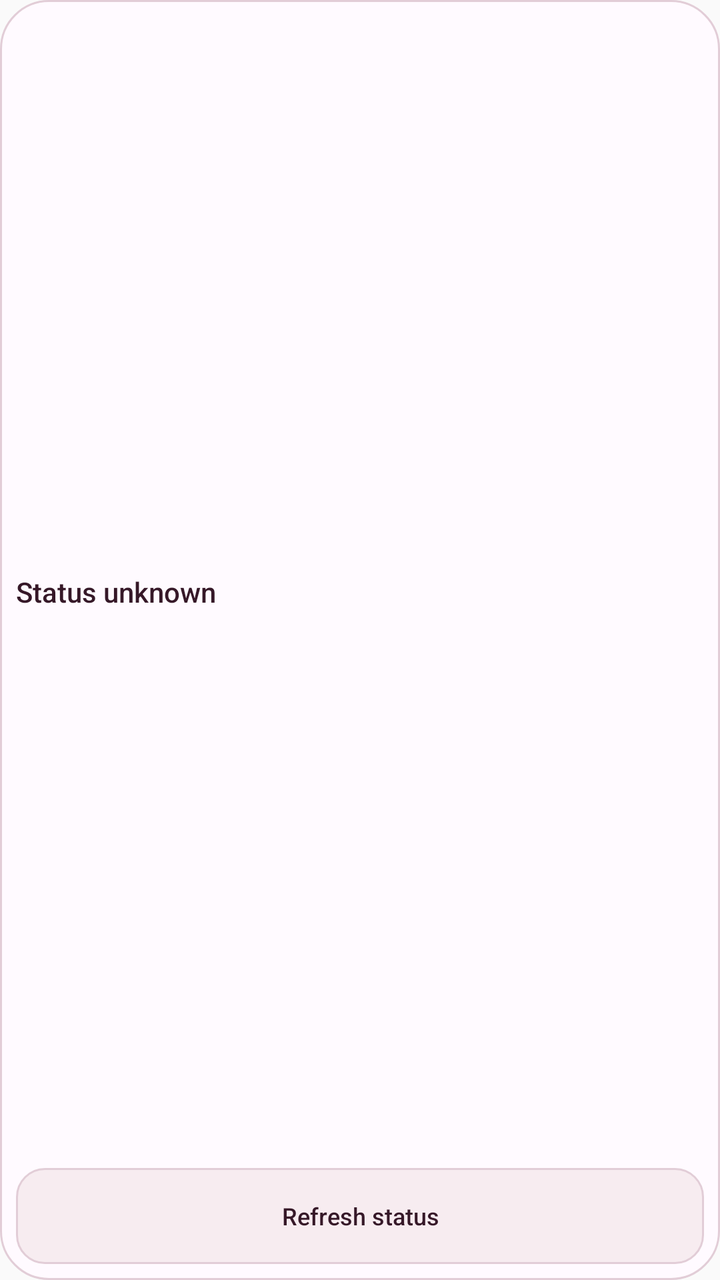
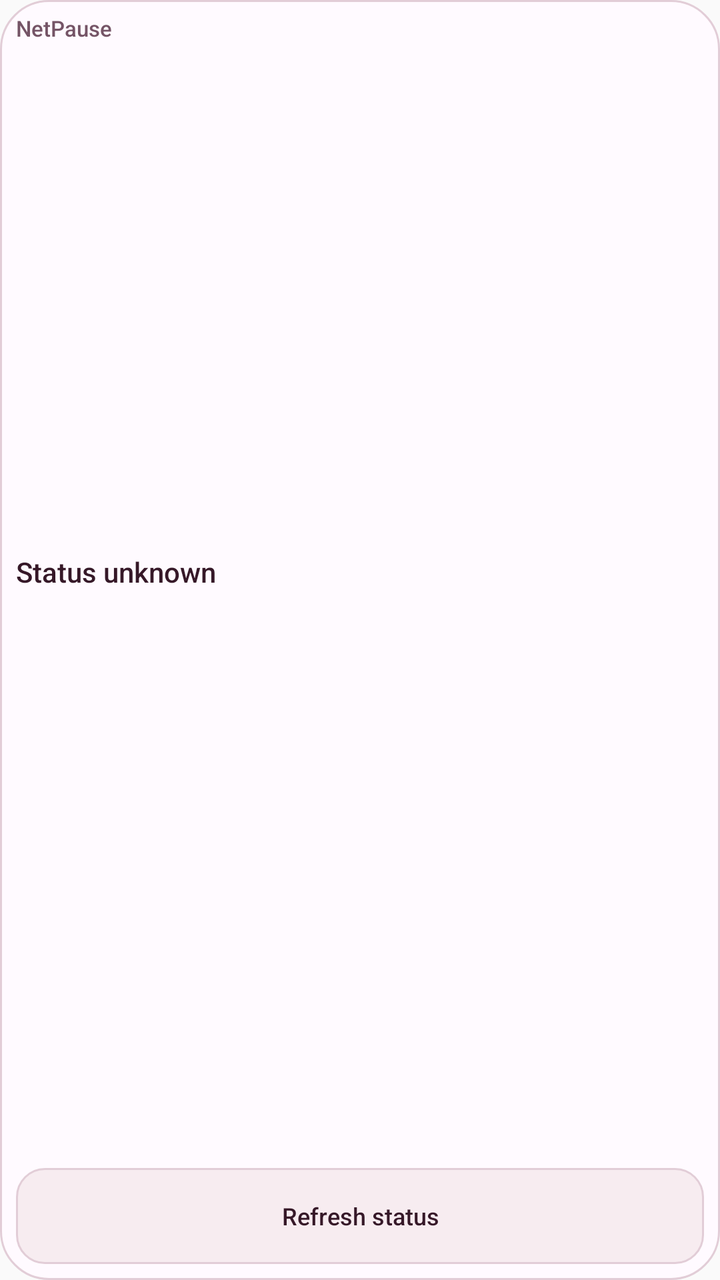

Two renders of the same Android screen: before a commit and after it. Below are the layout's source before the change and the commit's diff.
<!-- AndroidManifest.xml: application theme Theme.NetPause -->
<!-- res/layout/netpause_widget_compact.xml -->
<?xml version="1.0" encoding="utf-8"?>
<LinearLayout xmlns:android="http://schemas.android.com/apk/res/android"
    android:id="@android:id/background" android:layout_width="match_parent" android:layout_height="match_parent"
    android:orientation="vertical" android:padding="8dp" android:background="@drawable/widget_background"
    android:theme="@android:style/Theme.Material.Light.NoActionBar" android:layoutDirection="locale">
    <LinearLayout android:id="@+id/widget_header" android:layout_width="match_parent" android:layout_height="0dp"
        android:layout_weight="1" android:minHeight="48dp" android:orientation="vertical" android:gravity="center_vertical"
        android:background="?android:attr/selectableItemBackground" android:contentDescription="@string/widget_open_app">
        <TextView android:id="@+id/widget_title" android:layout_width="match_parent" android:layout_height="wrap_content"
            android:text="@string/widget_unknown" android:textSize="14sp" android:textColor="#361828"
            android:fontFamily="sans-serif-medium" android:maxLines="2" android:ellipsize="end" />
        <Chronometer android:id="@+id/widget_countdown" android:layout_width="match_parent" android:layout_height="wrap_content"
            android:textColor="#361828" android:textSize="22sp" android:fontFamily="monospace"
            android:countDown="true" android:textDirection="ltr" android:visibility="gone" />
    </LinearLayout>
    <include layout="@layout/widget_actions" />
</LinearLayout>
<!-- res/layout/widget_actions.xml (included above) -->
<?xml version="1.0" encoding="utf-8"?>
<LinearLayout xmlns:android="http://schemas.android.com/apk/res/android" android:layout_width="match_parent" android:layout_height="wrap_content" android:orientation="vertical">
    <LinearLayout android:id="@+id/widget_idle_actions" android:layout_width="match_parent" android:layout_height="wrap_content"
        android:orientation="horizontal" android:visibility="gone">
        <Button android:id="@+id/widget_pause" style="?android:attr/buttonBarButtonStyle" android:layout_width="0dp" android:layout_height="wrap_content"
            android:layout_weight="1" android:minHeight="48dp" android:paddingStart="8dp" android:paddingEnd="8dp"
            android:background="@drawable/widget_primary" android:backgroundTint="@null" android:textColor="#FFFFFF"
            android:text="@string/pause_everyone" android:textSize="12sp" android:textAllCaps="false"
            android:fontFamily="sans-serif-medium" android:maxLines="2" android:ellipsize="end" />
        <Button android:id="@+id/widget_timed" style="?android:attr/buttonBarButtonStyle" android:layout_width="0dp" android:layout_height="wrap_content"
            android:layout_marginStart="8dp"
            android:layout_weight="1" android:minHeight="48dp" android:paddingStart="8dp" android:paddingEnd="8dp"
            android:background="@drawable/widget_secondary" android:backgroundTint="@null" android:textColor="#361828"
            android:text="@string/widget_timed_preview" android:textSize="12sp" android:textAllCaps="false"
            android:fontFamily="sans-serif-medium" android:maxLines="2" android:ellipsize="end" />
    </LinearLayout>
    <Button android:id="@+id/widget_primary" style="?android:attr/buttonBarButtonStyle" android:layout_width="match_parent" android:layout_height="wrap_content"
        android:minHeight="48dp" android:paddingStart="8dp" android:paddingEnd="8dp"
        android:background="@drawable/widget_secondary" android:backgroundTint="@null" android:textColor="#361828"
        android:text="@string/refresh_status" android:textSize="12sp" android:textAllCaps="false"
        android:fontFamily="sans-serif-medium" android:maxLines="2" android:ellipsize="end" />
</LinearLayout>
<!-- resources referenced by this layout -->
<resources>
  <!-- drawable widget_background (drawable) -->
  <shape xmlns:android="http://schemas.android.com/apk/res/android">
      <solid android:color="#FFFAFF" />
      <stroke android:width="1dp" android:color="#E2CDD7" />
      <corners android:radius="24dp" />
  </shape>
  <!-- drawable widget_primary (drawable) -->
  <ripple xmlns:android="http://schemas.android.com/apk/res/android" android:color="#33FFFFFF">
      <item><shape><solid android:color="#9B2459" /><corners android:radius="14dp" /></shape></item>
  </ripple>
  <!-- drawable widget_secondary (drawable) -->
  <ripple xmlns:android="http://schemas.android.com/apk/res/android" android:color="#229B2459">
      <item><shape><solid android:color="#F7ECF0" /><stroke android:width="1dp" android:color="#E2CDD7" /><corners android:radius="14dp" /></shape></item>
  </ripple>
  <string name="pause_everyone">Pause everyone</string>
  <string name="refresh_status">Refresh status</string>
  <string name="widget_open_app">Open app</string>
  <string name="widget_timed_preview">For 15 min</string>
  <string name="widget_unknown">Status unknown</string>
  <style name="Theme.NetPause" parent="android:Theme.Material.Light.NoActionBar" />
</resources>

<!-- the commit's change to res/layout/netpause_widget_compact.xml (unified diff, before → after) -->
@@ -3,16 +3,30 @@
     android:id="@android:id/background" android:layout_width="match_parent" android:layout_height="match_parent"
     android:orientation="vertical" android:padding="8dp" android:background="@drawable/widget_background"
     android:theme="@android:style/Theme.Material.Light.NoActionBar" android:layoutDirection="locale">
+    <LinearLayout android:id="@+id/widget_brand_row" android:layout_width="match_parent" android:layout_height="wrap_content"
+        android:orientation="horizontal" android:gravity="center_vertical">
+        <TextView android:id="@+id/widget_brand" android:layout_width="wrap_content" android:layout_height="wrap_content"
+            android:text="@string/app_name" android:textSize="11sp" android:textColor="#755466"
+            android:fontFamily="sans-serif-medium" android:includeFontPadding="false" android:textDirection="ltr" />
+        <TextView android:id="@+id/widget_status" android:layout_width="0dp" android:layout_height="wrap_content"
+            android:layout_weight="1" android:layout_marginStart="6dp" android:gravity="end"
+            android:textSize="11sp" android:textColor="#755466" android:includeFontPadding="false" android:maxLines="2" android:ellipsize="end" />
+    </LinearLayout>
     <LinearLayout android:id="@+id/widget_header" android:layout_width="match_parent" android:layout_height="0dp"
         android:layout_weight="1" android:minHeight="48dp" android:orientation="vertical" android:gravity="center_vertical"
         android:background="?android:attr/selectableItemBackground" android:contentDescription="@string/widget_open_app">
         <TextView android:id="@+id/widget_title" android:layout_width="match_parent" android:layout_height="wrap_content"
             android:text="@string/widget_unknown" android:textSize="14sp" android:textColor="#361828"
-            android:fontFamily="sans-serif-medium" android:maxLines="2" android:ellipsize="end" />
+            android:fontFamily="sans-serif-medium" android:includeFontPadding="false" android:maxLines="2" android:ellipsize="end" />
+        <TextView android:id="@+id/widget_subtitle" android:layout_width="match_parent" android:layout_height="wrap_content"
+            android:layout_marginTop="2dp" android:textSize="11sp" android:textColor="#755466"
+            android:includeFontPadding="false" android:maxLines="2" android:ellipsize="end" />
         <Chronometer android:id="@+id/widget_countdown" android:layout_width="match_parent" android:layout_height="wrap_content"
             android:textColor="#361828" android:textSize="22sp" android:fontFamily="monospace"
-            android:countDown="true" android:textDirection="ltr" android:visibility="gone" />
+            android:includeFontPadding="false" android:countDown="true" android:textDirection="ltr" android:visibility="gone" />
     </LinearLayout>
+    <TextView android:id="@+id/widget_checked" android:layout_width="match_parent" android:layout_height="wrap_content"
+        android:textSize="11sp" android:textColor="#755466" android:includeFontPadding="false" android:paddingBottom="4dp" />
     <include layout="@layout/widget_actions" />
 </LinearLayout>
 <!-- res/layout/widget_actions.xml (included above) -->
<!-- resource entries referenced after the edit -->
@@ -14,6 +14,7 @@
   <ripple xmlns:android="http://schemas.android.com/apk/res/android" android:color="#229B2459">
       <item><shape><solid android:color="#F7ECF0" /><stroke android:width="1dp" android:color="#E2CDD7" /><corners android:radius="14dp" /></shape></item>
   </ripple>
+  <string name="app_name" translatable="false">NetPause</string>
   <string name="pause_everyone">Pause everyone</string>
   <string name="refresh_status">Refresh status</string>
   <string name="widget_open_app">Open app</string>
